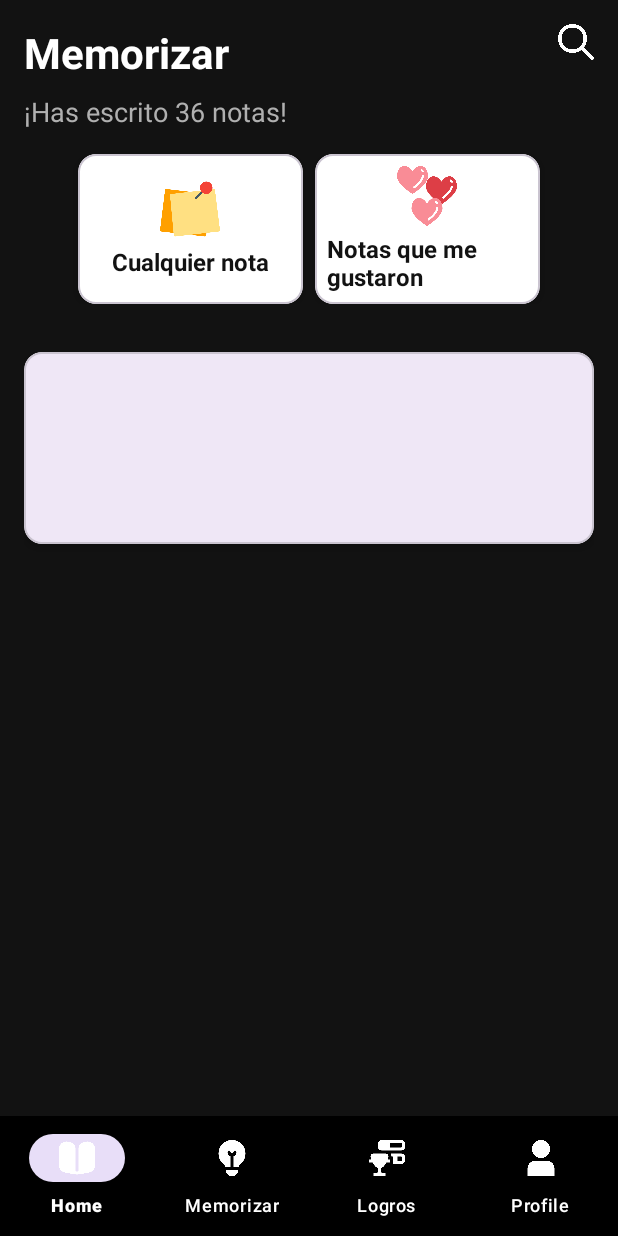
After one commit to Dazaitan/Android-estudio-Java---CowboySpacesBooks, an Android app: the Memorizar screen opened directly, with no data from a screen before it, on a phone screen of 412 x 824 dp. The commit adds this screen. Run offline under Robolectric (Android 15) with nearby library versions, the phone set to English and light mode, and no system bars; 1 statement that could not run was skipped.

Commit message:
Desarrollo de la interfaz de la pestaña de Memorizar

```diff
--- a/app/src/main/AndroidManifest.xml
+++ b/app/src/main/AndroidManifest.xml
@@ -2,17 +2,22 @@
 <manifest xmlns:android="http://schemas.android.com/apk/res/android"
     xmlns:tools="http://schemas.android.com/tools">
 
+    <uses-permission android:name="android.permission.INTERNET" />
+
     <application
-        android:networkSecurityConfig="@xml/network_security_config"
         android:allowBackup="true"
         android:dataExtractionRules="@xml/data_extraction_rules"
         android:fullBackupContent="@xml/backup_rules"
         android:icon="@mipmap/ic_launcher"
         android:label="@string/app_name"
+        android:networkSecurityConfig="@xml/network_security_config"
         android:roundIcon="@mipmap/ic_launcher_round"
         android:supportsRtl="true"
         android:theme="@style/Theme.CowboySpacesBooks"
         tools:targetApi="31">
+        <activity
+            android:name=".Memorizar"
+            android:exported="false" />
         <activity
             android:name=".Home"
             android:exported="false" />
@@ -32,8 +37,6 @@
                 <category android:name="android.intent.category.LAUNCHER" />
             </intent-filter>
         </activity>
-
     </application>
-    <uses-permission android:name="android.permission.INTERNET"/>
 
 </manifest>
--- /dev/null
+++ b/app/src/main/java/com/example/cowboyspacesbooks/Memorizar.java
@@ -0,0 +1,24 @@
+package com.example.cowboyspacesbooks;
+
+import android.os.Bundle;
+
+import androidx.activity.EdgeToEdge;
+import androidx.appcompat.app.AppCompatActivity;
+import androidx.core.graphics.Insets;
+import androidx.core.view.ViewCompat;
+import androidx.core.view.WindowInsetsCompat;
+
+public class Memorizar extends AppCompatActivity {
+
+    @Override
+    protected void onCreate(Bundle savedInstanceState) {
+        super.onCreate(savedInstanceState);
+        EdgeToEdge.enable(this);
+        setContentView(R.layout.activity_memorizar);
+        ViewCompat.setOnApplyWindowInsetsListener(findViewById(R.id.main), (v, insets) -> {
+            Insets systemBars = insets.getInsets(WindowInsetsCompat.Type.systemBars());
+            v.setPadding(systemBars.left, systemBars.top, systemBars.right, systemBars.bottom);
+            return insets;
+        });
+    }
+}
--- a/app/src/main/res/layout/activity_home.xml
+++ b/app/src/main/res/layout/activity_home.xml
@@ -54,7 +54,7 @@
             <com.google.android.material.card.MaterialCardView
                 android:id="@+id/cardAddBook"
                 android:layout_width="match_parent"
-                android:layout_height="wrap_content"
+                android:layout_height="250dp"
                 app:cardCornerRadius="16dp"
                 app:cardElevation="8dp"
                 android:backgroundTint="@color/white"
--- /dev/null
+++ b/app/src/main/res/layout/activity_memorizar.xml
@@ -0,0 +1,205 @@
+<?xml version="1.0" encoding="utf-8"?>
+<androidx.constraintlayout.widget.ConstraintLayout xmlns:android="http://schemas.android.com/apk/res/android"
+    xmlns:app="http://schemas.android.com/apk/res-auto"
+    xmlns:tools="http://schemas.android.com/tools"
+    android:layout_width="match_parent"
+    android:layout_height="match_parent"
+    android:background="#121212"
+    tools:context=".Memorizar">
+
+    <!-- Header con título y búsqueda -->
+    <TextView
+        android:id="@+id/tvTitle"
+        android:layout_width="wrap_content"
+        android:layout_height="wrap_content"
+        android:text="Memorizar"
+        android:textSize="28sp"
+        android:textStyle="bold"
+        android:textColor="#FFFFFF"
+        app:layout_constraintTop_toTopOf="parent"
+        app:layout_constraintStart_toStartOf="parent"
+        android:layout_margin="16dp" />
+
+    <ImageView
+        android:layout_width="24dp"
+        android:layout_height="24dp"
+        android:src="@drawable/ic_search"
+        android:contentDescription="Buscar"
+        app:tint="#FFFFFF"
+        app:layout_constraintTop_toTopOf="parent"
+        app:layout_constraintEnd_toEndOf="parent"
+        android:layout_marginTop="16dp"
+        android:layout_marginEnd="16dp" />
+
+    <!-- Subtítulo debajo del título -->
+    <TextView
+        android:id="@+id/tvSubtitle"
+        android:layout_width="wrap_content"
+        android:layout_height="wrap_content"
+        android:text="¡Has escrito 36 notas!"
+        android:textSize="18sp"
+        android:textColor="#B0B0B0"
+        app:layout_constraintTop_toBottomOf="@id/tvTitle"
+        app:layout_constraintStart_toStartOf="parent"
+        android:layout_marginStart="16dp"
+        android:layout_marginTop="8dp" />
+
+    <!-- Contenedor de tarjetas -->
+    <LinearLayout
+        android:id="@+id/cardContainer"
+        android:layout_width="match_parent"
+        android:layout_height="wrap_content"
+        android:orientation="horizontal"
+        android:padding="16dp"
+        app:layout_constraintTop_toBottomOf="@id/tvSubtitle"
+        app:layout_constraintStart_toStartOf="parent"
+        app:layout_constraintEnd_toEndOf="parent"
+        android:gravity="center_horizontal">
+
+        <!-- CardView 1: Cualquier nota -->
+        <com.google.android.material.card.MaterialCardView
+            android:layout_width="150dp"
+            android:layout_height="100dp"
+            app:cardCornerRadius="12dp"
+            app:cardElevation="4dp"
+            android:backgroundTint="#FFFFFF">
+
+            <LinearLayout
+                android:layout_width="match_parent"
+                android:layout_height="match_parent"
+                android:orientation="vertical"
+                android:padding="8dp"
+                android:gravity="center">
+                <!--android:textColor="#121212"-->
+                <ImageView
+                    android:layout_width="40dp"
+                    android:layout_height="40dp"
+                    android:textColor="#121212"
+                    android:src="@drawable/ic_notes"
+                    android:contentDescription="Cualquier nota"
+                    />
+
+                <TextView
+                    android:layout_width="wrap_content"
+                    android:layout_height="wrap_content"
+                    android:text="Cualquier nota"
+                    android:textColor="#121212"
+                    android:textSize="16sp"
+                    android:textStyle="bold"
+                    android:layout_marginTop="4dp" />
+            </LinearLayout>
+        </com.google.android.material.card.MaterialCardView>
+
+        <!-- CardView 2: Notas que me gustaron -->
+        <com.google.android.material.card.MaterialCardView
+            android:layout_width="150dp"
+            android:layout_height="100dp"
+            app:cardCornerRadius="12dp"
+            app:cardElevation="4dp"
+            android:layout_marginStart="8dp"
+            android:backgroundTint="#FFFFFF">
+
+            <LinearLayout
+                android:layout_width="match_parent"
+                android:layout_height="match_parent"
+                android:orientation="vertical"
+                android:padding="8dp"
+                android:gravity="center">
+
+                <ImageView
+                    android:layout_width="40dp"
+                    android:layout_height="40dp"
+                    android:src="@drawable/ic_hearts"
+                    android:contentDescription="Notas que me gustaron"
+                    />
+
+                <TextView
+                    android:layout_width="wrap_content"
+                    android:layout_height="wrap_content"
+                    android:text="Notas que me gustaron"
+                    android:textColor="#121212"
+                    android:textSize="16sp"
+                    android:textStyle="bold"
+                    android:layout_marginTop="4dp" />
+            </LinearLayout>
+        </com.google.android.material.card.MaterialCardView>
+    </LinearLayout>
+
+    <!-- Sección de notas -->
+    <ScrollView
+        android:layout_width="match_parent"
+        android:layout_height="0dp"
+        app:layout_constraintTop_toBottomOf="@id/cardContainer"
+        app:layout_constraintBottom_toTopOf="@id/bottom_navigation"
+        app:layout_constraintStart_toStartOf="parent"
+        app:layout_constraintEnd_toEndOf="parent"
+        android:padding="16dp">
+
+        <LinearLayout
+            android:layout_width="match_parent"
+            android:layout_height="wrap_content"
+            android:orientation="vertical">
+
+            <!-- CardView de una nota -->
+            <com.google.android.material.card.MaterialCardView
+                android:layout_width="match_parent"
+                android:layout_height="wrap_content"
+                app:cardCornerRadius="12dp"
+                app:cardElevation="4dp"
+                android:layout_marginBottom="16dp">
+                <!--Atributos de las notas-->
+                <LinearLayout
+                    android:layout_width="match_parent"
+                    android:layout_height="wrap_content"
+                    android:orientation="vertical"
+                    android:padding="16dp">
+
+                    <TextView
+                        android:id="@+id/tvNoteTitle"
+                        android:layout_width="wrap_content"
+                        android:layout_height="wrap_content"
+                        android:textColor="#000000"
+                        android:textSize="18sp"
+                        android:textStyle="bold" />
+
+                    <TextView
+                        android:id="@+id/tvNoteAuthor"
+                        android:layout_width="wrap_content"
+                        android:layout_height="wrap_content"
+                        android:textColor="#666666"
+                        android:textSize="14sp"
+                        android:layout_marginTop="4dp" />
+
+                    <TextView
+                        android:id="@+id/tvNoteDate"
+                        android:layout_width="wrap_content"
+                        android:layout_height="wrap_content"
+                        android:textColor="#666666"
+                        android:textSize="12sp"
+                        android:layout_marginTop="4dp" />
+
+                    <TextView
+                        android:id="@+id/tvNoteContent"
+                        android:layout_width="wrap_content"
+                        android:layout_height="wrap_content"
+                        android:textColor="#000000"
+                        android:textSize="14sp"
+                        android:layout_marginTop="8dp" />
+                </LinearLayout>
+            </com.google.android.material.card.MaterialCardView>
+        </LinearLayout>
+    </ScrollView>
+
+    <!-- Barra de navegación inferior -->
+    <com.google.android.material.bottomnavigation.BottomNavigationView
+        android:id="@+id/bottom_navigation"
+        android:layout_width="match_parent"
+        android:layout_height="wrap_content"
+        app:menu="@menu/bottom_nav_menu"
+        app:itemIconTint="#FFFFFF"
+        app:itemTextColor="#FFFFFF"
+        android:background="#000000"
+        app:layout_constraintBottom_toBottomOf="parent"
+        app:labelVisibilityMode="labeled"/>
+
+</androidx.constraintlayout.widget.ConstraintLayout>
```
Also changed, not shown: app/src/main/res/drawable/ic_hearts.png (added), app/src/main/res/drawable/ic_notes.png (added), app/src/main/res/drawable/ic_search.png (added).
